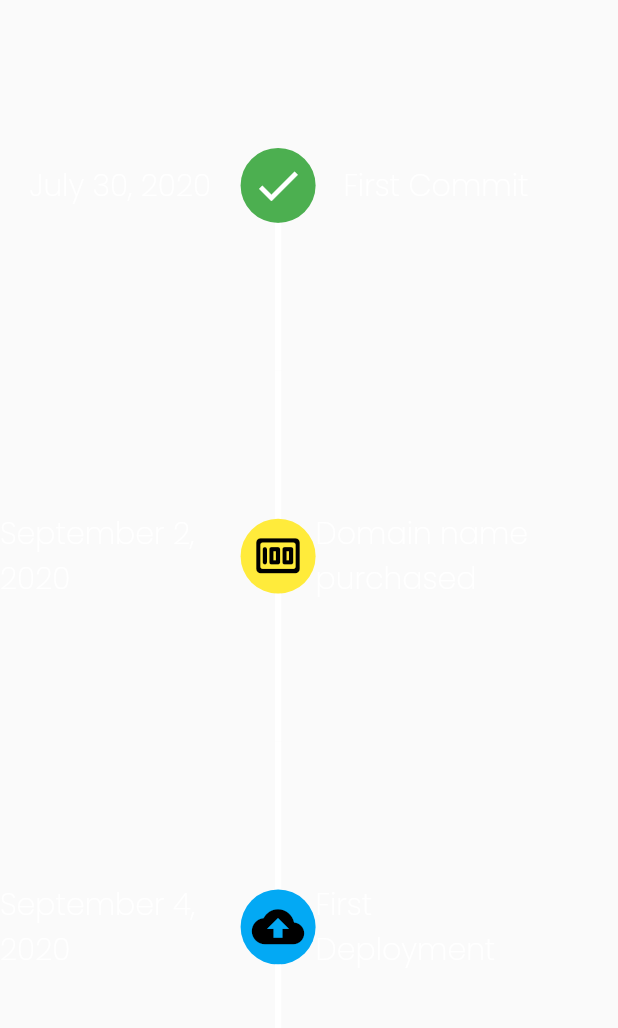
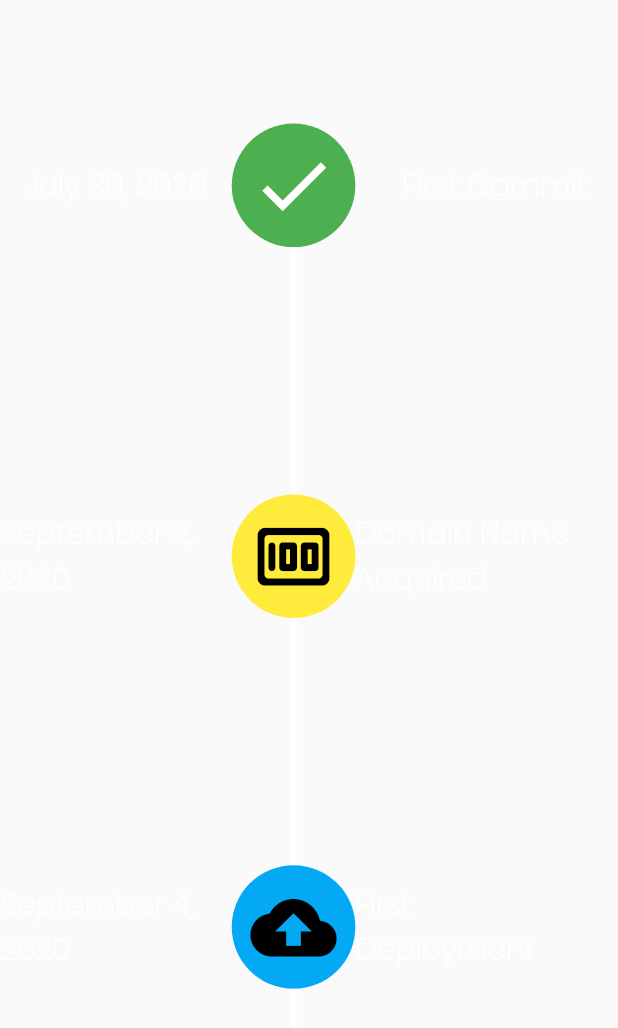
Before and after one commit to hadaes/personalWebsite, a Flutter app: the TimelineMobile widget shown alone on an empty page, opened directly, on a phone screen of 412 x 824 dp. Shown: the top 1028 px of the screen. Run offline on Flutter 3.47's test engine with Material 2 defaults, Android fonts, the phone set to English and light mode, and no system bars; drawn by our look-alikes of auto_size_text, timeline_tile; our stand-ins replace carousel_slider, flutter_icons, percent_indicator.

Commit message:
Layout adjustments

```diff
--- a/lib/widgets/timeline/timeline_desktop.dart
+++ b/lib/widgets/timeline/timeline_desktop.dart
@@ -88,6 +88,7 @@ class _TimelineDesktopState extends State<TimelineDesktop> {
               ),
               child: AutoSizeText(
                 "September 2, 2020",
+                textAlign: TextAlign.center,
                 group: myGroup,
                 style: TextStyle(
                   fontSize: 20,
@@ -103,6 +104,8 @@ class _TimelineDesktopState extends State<TimelineDesktop> {
               ),
               child: AutoSizeText(
                 "Domain Name Acquired",
+                maxLines: 2,
+                textAlign: TextAlign.center,
                 group: myGroup,
                 style: TextStyle(
                   fontSize: 20,
@@ -140,6 +143,7 @@ class _TimelineDesktopState extends State<TimelineDesktop> {
               ),
               child: AutoSizeText(
                 "September 4, 2020",
+                textAlign: TextAlign.center,
                 group: myGroup,
                 style: TextStyle(
                   fontSize: 20,
--- a/lib/widgets/timeline/timeline_mobile.dart
+++ b/lib/widgets/timeline/timeline_mobile.dart
@@ -8,7 +8,7 @@ class TimelineMobile extends StatelessWidget {
     return Column(
       children: [
         Container(
-          width: MediaQuery.of(context).size.width * 0.90,
+          width: MediaQuery.of(context).size.width * 0.95,
           height: MediaQuery.of(context).size.height * 0.30,
           child: TimelineTile(
             beforeLineStyle: LineStyle(color: Colors.transparent),
@@ -18,8 +18,8 @@ class TimelineMobile extends StatelessWidget {
             lineXY: 0.5,
             indicatorStyle: IndicatorStyle(
               color: Colors.green,
-              width: 50,
-              height: 50,
+              width: MediaQuery.of(context).size.width * 0.20,
+              height: MediaQuery.of(context).size.height * 0.20,
               iconStyle: IconStyle(
                 color: Colors.white,
                 iconData: Icons.check,
@@ -28,7 +28,7 @@ class TimelineMobile extends StatelessWidget {
             startChild: Container(
               alignment: Alignment.center,
               constraints: BoxConstraints(
-                minWidth: MediaQuery.of(context).size.width * 0.5,
+                maxHeight: MediaQuery.of(context).size.height * 0.20,
               ),
               child: AutoSizeText(
                 "July 30, 2020",
@@ -40,9 +40,9 @@ class TimelineMobile extends StatelessWidget {
               ),
             ),
             endChild: Container(
-              alignment: Alignment.center,
+              alignment: Alignment.centerRight,
               constraints: BoxConstraints(
-                minWidth: MediaQuery.of(context).size.width * 0.5,
+                maxHeight: MediaQuery.of(context).size.height * 0.20,
               ),
               child: AutoSizeText(
                 "First Commit",
@@ -56,7 +56,7 @@ class TimelineMobile extends StatelessWidget {
           ),
         ),
         Container(
-          width: MediaQuery.of(context).size.width * 0.90,
+          width: MediaQuery.of(context).size.width * 0.95,
           height: MediaQuery.of(context).size.height * 0.30,
           child: TimelineTile(
             axis: TimelineAxis.vertical,
@@ -70,14 +70,14 @@ class TimelineMobile extends StatelessWidget {
             lineXY: 0.5,
             indicatorStyle: IndicatorStyle(
               color: Colors.yellow,
-              width: 50,
-              height: 50,
+              width: MediaQuery.of(context).size.width * 0.20,
+              height: MediaQuery.of(context).size.height * 0.20,
               iconStyle: IconStyle(iconData: Icons.money_rounded),
             ),
             startChild: Container(
               alignment: Alignment.center,
               constraints: BoxConstraints(
-                minWidth: MediaQuery.of(context).size.width * 0.5,
+                maxHeight: MediaQuery.of(context).size.height * 0.20,
               ),
               child: AutoSizeText(
                 "September 2, 2020",
@@ -89,12 +89,12 @@ class TimelineMobile extends StatelessWidget {
               ),
             ),
             endChild: Container(
-              alignment: Alignment.center,
+              alignment: Alignment.centerRight,
               constraints: BoxConstraints(
-                minHeight: MediaQuery.of(context).size.width * 0.5,
+                maxHeight: MediaQuery.of(context).size.height * 0.20,
               ),
               child: AutoSizeText(
-                "Domain name purchased",
+                "Domain Name Acquired",
                 maxLines: 2,
                 stepGranularity: 2.0,
                 style: TextStyle(
@@ -107,7 +107,7 @@ class TimelineMobile extends StatelessWidget {
           ),
         ),
         Container(
-          width: MediaQuery.of(context).size.width * 0.90,
+          width: MediaQuery.of(context).size.width * 0.95,
           height: MediaQuery.of(context).size.height * 0.30,
           child: TimelineTile(
             axis: TimelineAxis.vertical,
@@ -120,8 +120,8 @@ class TimelineMobile extends StatelessWidget {
               color: Colors.white,
             ),
             indicatorStyle: IndicatorStyle(
-              width: 50,
-              height: 50,
+              width: MediaQuery.of(context).size.width * 0.20,
+              height: MediaQuery.of(context).size.height * 0.20,
               color: Colors.lightBlue,
               iconStyle: IconStyle(
                 iconData: Icons.backup,
@@ -130,7 +130,7 @@ class TimelineMobile extends StatelessWidget {
             startChild: Container(
               alignment: Alignment.center,
               constraints: BoxConstraints(
-                minWidth: MediaQuery.of(context).size.height * 0.5,
+                maxHeight: MediaQuery.of(context).size.height * 0.20,
               ),
               child: AutoSizeText(
                 "September 4, 2020",
@@ -160,7 +160,7 @@ class TimelineMobile extends StatelessWidget {
           ),
         ),
         Container(
-          width: MediaQuery.of(context).size.width * 0.90,
+          width: MediaQuery.of(context).size.width * 0.95,
           height: MediaQuery.of(context).size.height * 0.30,
           child: TimelineTile(
             axis: TimelineAxis.vertical,
@@ -171,8 +171,8 @@ class TimelineMobile extends StatelessWidget {
               color: Colors.transparent,
             ),
             indicatorStyle: IndicatorStyle(
-              width: 50,
-              height: 50,
+              width: MediaQuery.of(context).size.width * 0.20,
+              height: MediaQuery.of(context).size.height * 0.20,
               color: Colors.white,
               iconStyle: IconStyle(
                 iconData: Icons.directions_run_rounded,
@@ -181,7 +181,7 @@ class TimelineMobile extends StatelessWidget {
             startChild: Container(
               alignment: Alignment.center,
               constraints: BoxConstraints(
-                minWidth: MediaQuery.of(context).size.width * 0.5,
+                maxHeight: MediaQuery.of(context).size.height * 0.20,
               ),
               child: AutoSizeText(
                 "Today",
@@ -195,7 +195,7 @@ class TimelineMobile extends StatelessWidget {
             endChild: Container(
               alignment: Alignment.center,
               constraints: BoxConstraints(
-                minWidth: MediaQuery.of(context).size.height * 0.5,
+                maxHeight: MediaQuery.of(context).size.height * 0.20,
               ),
               child: AutoSizeText(
                 "Still going!",
```
